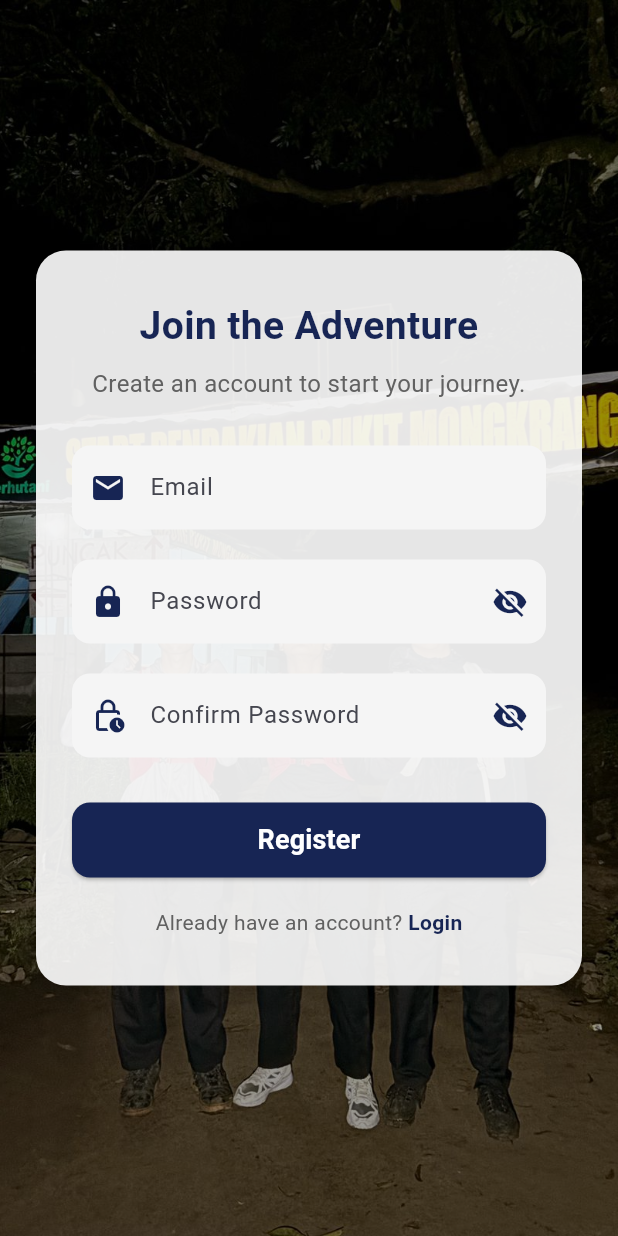
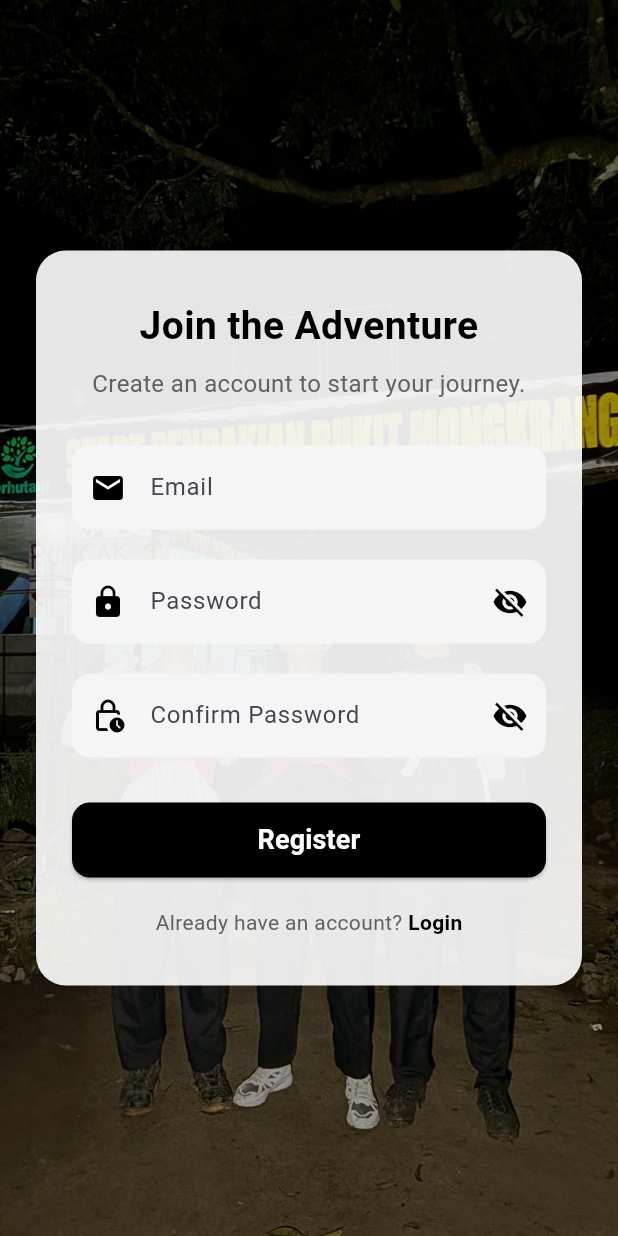
Before and after one commit to jennn1-jr/OutdoorGear, a Flutter app: the screen it shows after launch, after a tap on "Daftar", on a phone screen of 412 x 824 dp. Run offline on Flutter 3.47's test engine with Material 3 defaults, Android fonts, the phone set to English and light mode, and no system bars; our stand-ins replace firebase_auth, firebase_core, getwidget, pdf, printing, qr_flutter; accounts and stored records are empty.

Commit message:
menerapkan ilmu ka fais

```diff
--- a/lib/data/camping_data.dart
+++ b/lib/data/camping_data.dart
@@ -183,7 +183,7 @@ final List<CampingItem> campingList = [
       deskripsi:
           'Tracking pole ringan dan kuat, membantu menjaga keseimbangan saat mendaki di medan terjal',
       panjang: '130cm, 140cm, 150cm',
-      harga: 1200000,
+      harga: 120000,
       gambarlatar: "assets/images/backgroundtrackingpole.png"),
   Sarungtangan(
       id: "Sarungtangan_01",
--- a/lib/login.dart
+++ b/lib/login.dart
@@ -1,9 +1,5 @@
 import 'package:flutter/material.dart';
-import 'package:login_app/main.dart';
-
-void main() {
-  runApp(const MyApp());
-}
+import 'package:firebase_auth/firebase_auth.dart';
 
 class LoginPage extends StatefulWidget {
   const LoginPage({super.key});
@@ -16,12 +12,75 @@ class _LoginPageState extends State<LoginPage> {
   final TextEditingController emailController = TextEditingController();
   final TextEditingController passwordController = TextEditingController();
   bool _isPasswordVisible = false;
+  bool _isLoading = false;
+
+  Future<void> _login() async {
+    String email = emailController.text.trim();
+    String password = passwordController.text.trim();
+
+    if (email.isEmpty || password.isEmpty) {
+      ScaffoldMessenger.of(context).showSnackBar(
+        const SnackBar(
+          content: Text("Email dan password harus diisi!"),
+          backgroundColor: Colors.red,
+        ),
+      );
+      return;
+    }
+
+    setState(() => _isLoading = true);
+
+    try {
+      // 🔥 Login ke Firebase
+      await FirebaseAuth.instance.signInWithEmailAndPassword(
+        email: email,
+        password: password,
+      );
+
+      // ✅ Jika berhasil
+      ScaffoldMessenger.of(context).showSnackBar(
+        const SnackBar(
+          content: Text("Login berhasil!"),
+          backgroundColor: Colors.green,
+        ),
+      );
+
+      // Arahkan ke halaman home
+      Navigator.pushReplacementNamed(
+        context,
+        "/home",
+        arguments: {"email": email, "password": password},
+      );
+    } on FirebaseAuthException catch (e) {
+      // ⚠️ Tangani error Firebase
+      String message;
+      if (e.code == 'user-not-found') {
+        message = "Akun tidak ditemukan!";
+      } else if (e.code == 'wrong-password') {
+        message = "Password salah!";
+      } else {
+        message = e.message ?? "Terjadi kesalahan.";
+      }
+
+      ScaffoldMessenger.of(context).showSnackBar(
+        SnackBar(content: Text(message), backgroundColor: Colors.red),
+      );
+    } catch (e) {
+      // Error lainnya
+      ScaffoldMessenger.of(context).showSnackBar(
+        SnackBar(content: Text("Error: $e"), backgroundColor: Colors.red),
+      );
+    } finally {
+      setState(() => _isLoading = false);
+    }
+  }
 
   @override
   Widget build(BuildContext context) {
     return Scaffold(
       body: Stack(
         children: [
+          // 🌄 Background
           Container(
             decoration: const BoxDecoration(
               image: DecorationImage(
@@ -30,15 +89,15 @@ class _LoginPageState extends State<LoginPage> {
               ),
             ),
           ),
-          Container(
-            color: Colors.black.withOpacity(0.4),
-          ),
+          Container(color: Colors.black.withOpacity(0.4)),
+
+          // 🧾 Form Login
           Center(
             child: SingleChildScrollView(
               padding: const EdgeInsets.all(24.0),
               child: Container(
-                padding: const EdgeInsets.symmetric(
-                    horizontal: 24.0, vertical: 32.0),
+                padding:
+                    const EdgeInsets.symmetric(horizontal: 24.0, vertical: 32.0),
                 decoration: BoxDecoration(
                   color: Colors.white.withOpacity(0.9),
                   borderRadius: BorderRadius.circular(20),
@@ -47,41 +106,37 @@ class _LoginPageState extends State<LoginPage> {
                       color: Colors.black.withOpacity(0.1),
                       blurRadius: 10,
                       offset: const Offset(0, 5),
-                    )
+                    ),
                   ],
                 ),
                 constraints: const BoxConstraints(maxWidth: 400),
                 child: Column(
                   mainAxisSize: MainAxisSize.min,
                   children: [
-                    Image.asset(
-                      "assets/images/logo.png",
-                      height: 120,
-                    ),
+                    Image.asset("assets/images/logo.png", height: 120),
                     const SizedBox(height: 20),
                     const Text(
                       "Welcome Back, Adventurer!",
                       style: TextStyle(
                         fontSize: 24,
                         fontWeight: FontWeight.bold,
-                        color: Color.fromARGB(255, 0, 0, 0),
+                        color: Colors.black,
                       ),
                     ),
                     const SizedBox(height: 8),
                     Text(
                       "Sign in to continue your journey.",
-                      style: TextStyle(
-                        fontSize: 16,
-                        color: Colors.grey[700],
-                      ),
+                      style: TextStyle(fontSize: 16, color: Colors.grey[700]),
                     ),
                     const SizedBox(height: 30),
+
+                    // 📧 Email Field
                     TextField(
                       controller: emailController,
                       decoration: InputDecoration(
                         labelText: "Email",
                         prefixIcon:
-                            const Icon(Icons.email, color: Color.fromARGB(255, 0, 0, 0)),
+                            const Icon(Icons.email, color: Colors.black),
                         filled: true,
                         fillColor: Colors.grey[100],
                         border: OutlineInputBorder(
@@ -90,25 +145,27 @@ class _LoginPageState extends State<LoginPage> {
                         ),
                         focusedBorder: OutlineInputBorder(
                           borderRadius: BorderRadius.circular(12),
-                          borderSide: const BorderSide(
-                              color: Color.fromARGB(255, 0, 0, 0), width: 2),
+                          borderSide:
+                              const BorderSide(color: Colors.black, width: 2),
                         ),
                       ),
                     ),
                     const SizedBox(height: 20),
+
+                    // 🔒 Password Field
                     TextField(
                       controller: passwordController,
                       obscureText: !_isPasswordVisible,
                       decoration: InputDecoration(
                         labelText: "Password",
                         prefixIcon:
-                            const Icon(Icons.lock, color: Color.fromARGB(255, 0, 0, 0)),
+                            const Icon(Icons.lock, color: Colors.black),
                         suffixIcon: IconButton(
                           icon: Icon(
                             _isPasswordVisible
                                 ? Icons.visibility
                                 : Icons.visibility_off,
-                            color: const Color.fromARGB(255, 0, 0, 0),
+                            color: Colors.black,
                           ),
                           onPressed: () {
                             setState(() {
@@ -124,52 +181,41 @@ class _LoginPageState extends State<LoginPage> {
                         ),
                         focusedBorder: OutlineInputBorder(
                           borderRadius: BorderRadius.circular(12),
-                          borderSide: const BorderSide(
-                              color: Color.fromARGB(255, 0, 0, 0), width: 2),
+                          borderSide:
+                              const BorderSide(color: Colors.black, width: 2),
                         ),
                       ),
                     ),
                     const SizedBox(height: 30),
+
+                    // 🚀 Tombol Login
                     SizedBox(
                       width: double.infinity,
                       height: 50,
                       child: ElevatedButton(
-                        onPressed: () {
-                          String email = emailController.text.trim();
-                          String password = passwordController.text.trim();
-
-                          if (email.isEmpty || password.isEmpty) {
-                            ScaffoldMessenger.of(context).showSnackBar(
-                              const SnackBar(
-                                content:
-                                    Text("Email dan password harus diisi!"),
-                                backgroundColor: Colors.red,
-                              ),
-                            );
-                            return;
-                          }
-
-                          Navigator.pushNamed(
-                            context,
-                            "/home",
-                            arguments: {
-                              "email": email,
-                              "password": password,
-                            },
-                          );
-                        },
+                        onPressed: _isLoading ? null : _login,
                         style: ElevatedButton.styleFrom(
                           shape: RoundedRectangleBorder(
                               borderRadius: BorderRadius.circular(12)),
-                          backgroundColor: const Color.fromARGB(255, 0, 0, 0),
+                          backgroundColor: Colors.black,
                           foregroundColor: Colors.white,
                         ),
-                        child: const Text("Login",
-                            style: TextStyle(
-                                fontSize: 18, fontWeight: FontWeight.bold)),
+                        child: _isLoading
+                            ? const CircularProgressIndicator(
+                                color: Colors.white,
+                              )
+                            : const Text(
+                                "Login",
+                                style: TextStyle(
+                                    fontSize: 18,
+                                    fontWeight: FontWeight.bold),
+                              ),
                       ),
                     ),
+
                     const SizedBox(height: 20),
+
+                    // 🔗 Link ke Register
                     Row(
                       mainAxisAlignment: MainAxisAlignment.center,
                       children: [
@@ -182,7 +228,7 @@ class _LoginPageState extends State<LoginPage> {
                           child: const Text(
                             "Daftar",
                             style: TextStyle(
-                              color: Color.fromARGB(255, 0, 0, 0),
+                              color: Colors.black,
                               fontWeight: FontWeight.bold,
                             ),
                           ),
--- a/lib/main.dart
+++ b/lib/main.dart
@@ -7,7 +7,11 @@ import 'package:login_app/SplashScreen.dart';
 import 'package:login_app/profilpage.dart';
 import 'package:login_app/models/cart_providers.dart'; // ✅ Sudah benar
 import 'package:login_app/models/cart_page.dart'; // ✅ import halaman cart
-void main() {
+import 'package:firebase_core/firebase_core.dart'; // ✅ import firebase core
+import 'firebase_options.dart'; // ✅ import firebase options
+void main() async {
+  WidgetsFlutterBinding.ensureInitialized();
+  await Firebase.initializeApp(options: DefaultFirebaseOptions.currentPlatform);
   runApp(
     MultiProvider(
       providers: [
--- a/lib/register.dart
+++ b/lib/register.dart
@@ -1,4 +1,5 @@
 import 'package:flutter/material.dart';
+import 'package:firebase_auth/firebase_auth.dart'; // ✅ Tambahkan ini
 
 class RegisterPage extends StatefulWidget {
   const RegisterPage({super.key});
@@ -8,7 +9,7 @@ class RegisterPage extends StatefulWidget {
 }
 
 class _RegisterPageState extends State<RegisterPage> {
-  // Controller yang digunakan hanya untuk email dan password
+  // Controller input
   final TextEditingController emailController = TextEditingController();
   final TextEditingController passwordController = TextEditingController();
   final TextEditingController confirmPasswordController = TextEditingController();
@@ -16,45 +17,89 @@ class _RegisterPageState extends State<RegisterPage> {
   bool _isPasswordVisible = false;
   bool _isConfirmPasswordVisible = false;
 
-  // --- Logika Registrasi dengan Validasi ---
-  void _register() {
-    // 1. Validasi field tidak boleh kosong
-    if (emailController.text.isEmpty || passwordController.text.isEmpty || confirmPasswordController.text.isEmpty) {
+  // --- Registrasi dengan Firebase Authentication ---
+  void _register() async {
+    final email = emailController.text.trim();
+    final password = passwordController.text.trim();
+    final confirm = confirmPasswordController.text.trim();
+
+    // Validasi field kosong
+    if (email.isEmpty || password.isEmpty || confirm.isEmpty) {
       ScaffoldMessenger.of(context).showSnackBar(
         const SnackBar(
           content: Text("Semua field wajib diisi!"),
           backgroundColor: Colors.red,
         ),
       );
-      return; // Hentikan fungsi jika ada field yang kosong
+      return;
     }
 
-    // 2. Validasi password dan konfirmasi password harus cocok
-    if (passwordController.text != confirmPasswordController.text) {
+    // Validasi format email sederhana
+    if (!email.contains('@') || !email.contains('.')) {
       ScaffoldMessenger.of(context).showSnackBar(
         const SnackBar(
-          content: Text("Password dan konfirmasi password tidak cocok!"),
+          content: Text("Format email tidak valid!"),
           backgroundColor: Colors.red,
         ),
       );
       return;
     }
 
-    // --- Jika semua validasi berhasil ---
-    // Tampilkan pesan sukses
+    // Validasi kecocokan password
+    if (password != confirm) {
       ScaffoldMessenger.of(context).showSnackBar(
         const SnackBar(
-        content: Text("Registrasi berhasil! Anda akan diarahkan ke halaman login."),
+          content: Text("Password dan konfirmasi tidak cocok!"),
+          backgroundColor: Colors.red,
+        ),
+      );
+      return;
+    }
+
+    // Minimal panjang password
+    if (password.length < 6) {
+      ScaffoldMessenger.of(context).showSnackBar(
+        const SnackBar(
+          content: Text("Password minimal 6 karakter!"),
+          backgroundColor: Colors.red,
+        ),
+      );
+      return;
+    }
+
+    try {
+      // ✅ Registrasi ke Firebase Auth
+      await FirebaseAuth.instance.createUserWithEmailAndPassword(
+        email: email,
+        password: password,
+      );
+
+      ScaffoldMessenger.of(context).showSnackBar(
+        const SnackBar(
+          content: Text("Registrasi berhasil!"),
           backgroundColor: Colors.green,
         ),
       );
 
-    // Tunggu sejenak agar pengguna bisa membaca pesan, lalu pindah halaman
-    Future.delayed(const Duration(seconds: 2), () {
-      if (mounted) { // Pastikan widget masih ada di tree
+      // Arahkan ke halaman login
       Navigator.pushReplacementNamed(context, "/login");
+    } on FirebaseAuthException catch (e) {
+      String errorMessage = "Terjadi kesalahan.";
+      if (e.code == 'email-already-in-use') {
+        errorMessage = "Email sudah digunakan!";
+      } else if (e.code == 'invalid-email') {
+        errorMessage = "Format email tidak valid!";
+      } else if (e.code == 'weak-password') {
+        errorMessage = "Password terlalu lemah!";
       }
-    });
+
+      ScaffoldMessenger.of(context).showSnackBar(
+        SnackBar(
+          content: Text(errorMessage),
+          backgroundColor: Colors.red,
+        ),
+      );
+    }
   }
 
   @override
@@ -62,7 +107,7 @@ class _RegisterPageState extends State<RegisterPage> {
     return Scaffold(
       body: Stack(
         children: [
-          // Background & Overlay tidak berubah
+          // Background
           Container(
             decoration: const BoxDecoration(
               image: DecorationImage(
@@ -71,9 +116,7 @@ class _RegisterPageState extends State<RegisterPage> {
               ),
             ),
           ),
-          Container(
-            color: Colors.black.withOpacity(0.4),
-          ),
+          Container(color: Colors.black.withOpacity(0.4)),
 
           // Form Registrasi
           Center(
@@ -102,74 +145,94 @@ class _RegisterPageState extends State<RegisterPage> {
                       style: TextStyle(
                         fontSize: 26,
                         fontWeight: FontWeight.bold,
-                        color: Color(0xFF172554),
+                        color: Color.fromARGB(255, 0, 0, 0),
                       ),
                     ),
                     const SizedBox(height: 8),
                     Text(
                       "Create an account to start your journey.",
                       textAlign: TextAlign.center,
-                      style: TextStyle(
-                        fontSize: 16,
-                        color: Colors.grey[700],
-                      ),
+                      style: TextStyle(fontSize: 16, color: Colors.grey[700]),
                     ),
                     const SizedBox(height: 30),
 
-                    // Field Email
+                    // Email
                     TextField(
                       controller: emailController,
                       decoration: InputDecoration(
                         labelText: "Email",
-                        prefixIcon: const Icon(Icons.email, color: Color(0xFF172554)),
+                        prefixIcon: const Icon(Icons.email, color: Color.fromARGB(255, 0, 0, 0)),
                         filled: true,
                         fillColor: Colors.grey[100],
-                        border: OutlineInputBorder(borderRadius: BorderRadius.circular(12), borderSide: BorderSide.none),
-                        focusedBorder: OutlineInputBorder(borderRadius: BorderRadius.circular(12), borderSide: const BorderSide(color: Color(0xFF172554), width: 2)),
+                        border: OutlineInputBorder(
+                            borderRadius: BorderRadius.circular(12),
+                            borderSide: BorderSide.none),
+                        focusedBorder: OutlineInputBorder(
+                            borderRadius: BorderRadius.circular(12),
+                            borderSide:
+                                const BorderSide(color: Color.fromARGB(255, 0, 0, 0), width: 2)),
                       ),
                     ),
                     const SizedBox(height: 20),
 
-                    // Field Password
+                    // Password
                     TextField(
                       controller: passwordController,
                       obscureText: !_isPasswordVisible,
                       decoration: InputDecoration(
                         labelText: "Password",
-                        prefixIcon: const Icon(Icons.lock, color: Color(0xFF172554)),
+                        prefixIcon: const Icon(Icons.lock, color: Color.fromARGB(255, 0, 0, 0)),
                         suffixIcon: IconButton(
                           icon: Icon(
-                            _isPasswordVisible ? Icons.visibility : Icons.visibility_off,
-                            color: const Color(0xFF172554),
+                            _isPasswordVisible
+                                ? Icons.visibility
+                                : Icons.visibility_off,
+                            color: const Color.fromARGB(255, 0, 0, 0),
                           ),
-                          onPressed: () => setState(() => _isPasswordVisible = !_isPasswordVisible),
+                          onPressed: () => setState(
+                              () => _isPasswordVisible = !_isPasswordVisible),
                         ),
                         filled: true,
                         fillColor: Colors.grey[100],
-                        border: OutlineInputBorder(borderRadius: BorderRadius.circular(12), borderSide: BorderSide.none),
-                        focusedBorder: OutlineInputBorder(borderRadius: BorderRadius.circular(12), borderSide: const BorderSide(color: Color(0xFF172554), width: 2)),
+                        border: OutlineInputBorder(
+                            borderRadius: BorderRadius.circular(12),
+                            borderSide: BorderSide.none),
+                        focusedBorder: OutlineInputBorder(
+                            borderRadius: BorderRadius.circular(12),
+                            borderSide:
+                                const BorderSide(color: Color.fromARGB(255, 0, 0, 0), width: 2)),
                       ),
                     ),
                     const SizedBox(height: 20),
 
-                    // Field Konfirmasi Password
+                    // Konfirmasi Password
                     TextField(
                       controller: confirmPasswordController,
                       obscureText: !_isConfirmPasswordVisible,
                       decoration: InputDecoration(
                         labelText: "Confirm Password",
-                        prefixIcon: const Icon(Icons.lock_clock_outlined, color: Color(0xFF172554)),
+                        prefixIcon: const Icon(Icons.lock_clock_outlined,
+                            color: Color.fromARGB(255, 0, 0, 0)),
                         suffixIcon: IconButton(
                           icon: Icon(
-                            _isConfirmPasswordVisible ? Icons.visibility : Icons.visibility_off,
-                            color: const Color(0xFF172554),
+                            _isConfirmPasswordVisible
+                                ? Icons.visibility
+                                : Icons.visibility_off,
+                            color: const Color.fromARGB(255, 0, 0, 0),
                           ),
-                          onPressed: () => setState(() => _isConfirmPasswordVisible = !_isConfirmPasswordVisible),
+                          onPressed: () => setState(() =>
+                              _isConfirmPasswordVisible =
+                                  !_isConfirmPasswordVisible),
                         ),
                         filled: true,
                         fillColor: Colors.grey[100],
-                        border: OutlineInputBorder(borderRadius: BorderRadius.circular(12), borderSide: BorderSide.none),
-                        focusedBorder: OutlineInputBorder(borderRadius: BorderRadius.circular(12), borderSide: const BorderSide(color: Color(0xFF172554), width: 2)),
+                        border: OutlineInputBorder(
+                            borderRadius: BorderRadius.circular(12),
+                            borderSide: BorderSide.none),
+                        focusedBorder: OutlineInputBorder(
+                            borderRadius: BorderRadius.circular(12),
+                            borderSide:
+                                const BorderSide(color: Color.fromARGB(255, 0, 0, 0), width: 2)),
                       ),
                     ),
                     const SizedBox(height: 30),
@@ -181,26 +244,32 @@ class _RegisterPageState extends State<RegisterPage> {
                       child: ElevatedButton(
                         onPressed: _register,
                         style: ElevatedButton.styleFrom(
-                          shape: RoundedRectangleBorder(borderRadius: BorderRadius.circular(12)),
-                          backgroundColor: const Color(0xFF172554),
+                          shape: RoundedRectangleBorder(
+                              borderRadius: BorderRadius.circular(12)),
+                          backgroundColor: const Color.fromARGB(255, 0, 0, 0),
                           foregroundColor: Colors.white,
                         ),
-                        child: const Text("Register", style: TextStyle(fontSize: 18, fontWeight: FontWeight.bold)),
+                        child: const Text(
+                          "Register",
+                          style: TextStyle(
+                              fontSize: 18, fontWeight: FontWeight.bold),
+                        ),
                       ),
                     ),
                     const SizedBox(height: 20),
 
-                    // Link kembali ke Login
+                    // Link ke Login
                     Row(
                       mainAxisAlignment: MainAxisAlignment.center,
                       children: [
-                        Text("Already have an account? ", style: TextStyle(color: Colors.grey[700])),
+                        Text("Already have an account? ",
+                            style: TextStyle(color: Colors.grey[700])),
                         GestureDetector(
                           onTap: () => Navigator.pop(context),
                           child: const Text(
                             "Login",
                             style: TextStyle(
-                              color: Color(0xFF172554),
+                              color: Color.fromARGB(255, 0, 0, 0),
                               fontWeight: FontWeight.bold,
                             ),
                           ),
--- a/pubspec.yaml
+++ b/pubspec.yaml
@@ -17,6 +17,9 @@ dependencies:
   qr_flutter: ^4.0.0          # render QR di widget
   pdf: ^3.10.1               # membuat PDF (struk)
   printing: ^5.10.0          # cetak / save PDF (komunikasi printer)
+  firebase_core: ^4.1.1
+  firebase_auth: ^6.1.0
+  cloud_firestore: ^6.0.2
 
   cupertino_icons: ^1.0.8
 
```
Also changed, not shown: firebase.json (added), lib/firebase_options.dart (added), pubspec.lock, 6 other files. Lines whose indentation alone changed are shown as unchanged.
